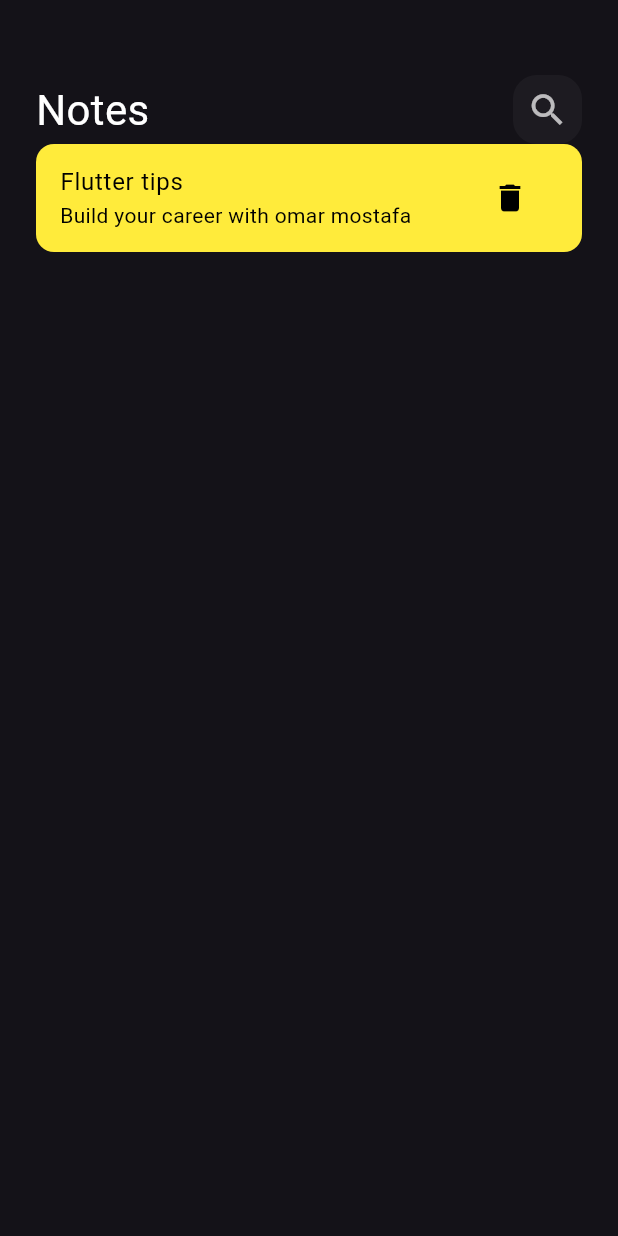
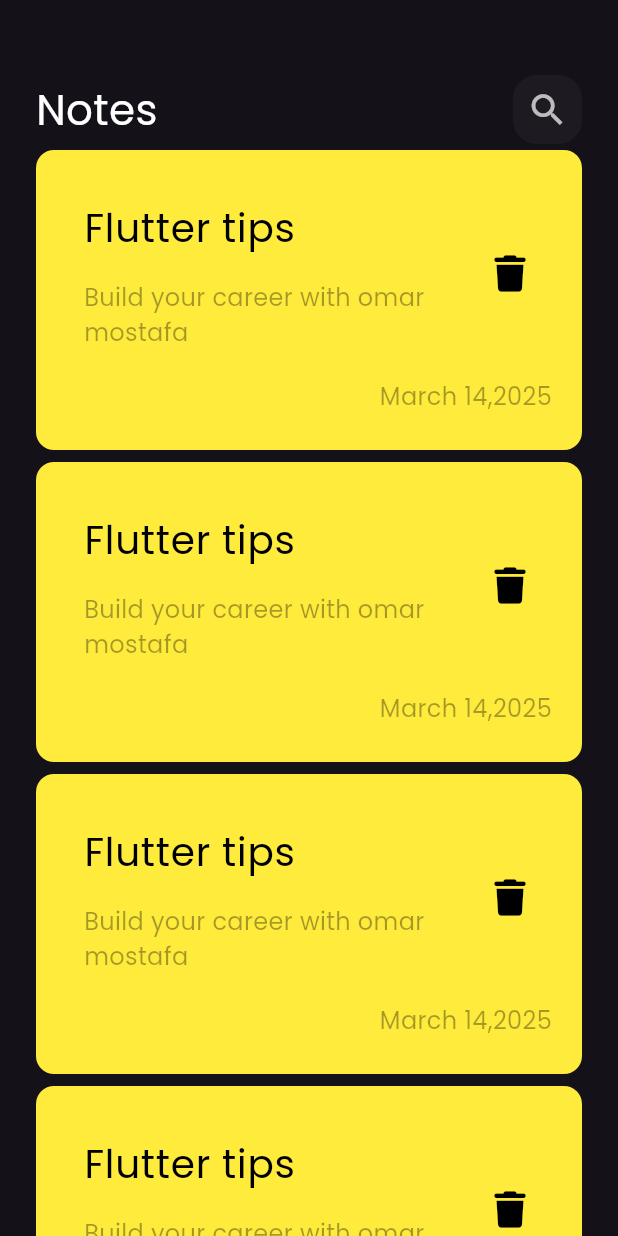
Before and after one commit to Omar3011/notes_app, a Flutter app: the screen it shows after launch, on a phone screen of 412 x 824 dp. Run offline on Flutter 3.47's test engine with Material 3 defaults, Android fonts, the phone set to English and light mode, and no system bars; our stand-ins replace font_awesome_flutter.

Commit message:
create custom list view

```diff
--- a/lib/main.dart
+++ b/lib/main.dart
@@ -12,7 +12,7 @@
   Widget build(BuildContext context) {
     return MaterialApp(
       debugShowCheckedModeBanner: false,
-      theme: ThemeData(brightness: Brightness.dark),
+      theme: ThemeData(brightness: Brightness.dark, fontFamily: 'Poppins'),
       home: const NotesViews(),
     );
   }
--- /dev/null
+++ b/lib/widgets/custom_list_view.dart
@@ -0,0 +1,19 @@
+import 'package:flutter/material.dart';
+import 'package:notes_appp/widgets/custom_note_item.dart';
+
+class CustomListView extends StatelessWidget {
+  const CustomListView({super.key});
+
+  @override
+  Widget build(BuildContext context) {
+    return ListView.builder(
+      itemCount: 6,
+      itemBuilder: (context, index) {
+        return Padding(
+          padding: const EdgeInsets.symmetric(vertical: 4),
+          child: NoteItem(),
+        );
+      },
+    );
+  }
+}
--- /dev/null
+++ b/lib/widgets/custom_note_item.dart
@@ -0,0 +1,60 @@
+import 'package:flutter/material.dart';
+import 'package:notes_appp/constants/app_constants.dart';
+import 'package:font_awesome_flutter/font_awesome_flutter.dart';
+
+class NoteItem extends StatelessWidget {
+  const NoteItem({super.key});
+
+  @override
+  Widget build(BuildContext context) {
+    return Container(
+      padding: EdgeInsets.only(top: 24, bottom: 24, left: 16),
+      decoration: BoxDecoration(
+        color: Colors.yellow,
+        borderRadius: BorderRadius.circular(12),
+      ),
+      child: Column(
+        crossAxisAlignment: CrossAxisAlignment.end,
+        children: [
+          ListTile(
+            title: Text(
+              'Flutter tips',
+              style: TextStyle(
+                color: AppConstants.componentColor,
+                fontSize: 26,
+              ),
+            ),
+            subtitle: Padding(
+              padding: const EdgeInsets.only(top: 16),
+              child: Text(
+                'Build your career with omar mostafa',
+                style: TextStyle(
+                  color: AppConstants.componentColor.withAlpha(90),
+                  fontSize: 16,
+                ),
+              ),
+            ),
+            trailing: IconButton(
+              onPressed: () {},
+              icon: Icon(
+                FontAwesomeIcons.trash,
+                color: AppConstants.componentColor,
+                size: 24,
+              ),
+            ),
+          ),
+          Padding(
+            padding: const EdgeInsets.only(right: 20, top: 12),
+            child: Text(
+              'March 14,2025',
+              style: TextStyle(
+                color: AppConstants.componentColor.withAlpha(90),
+                fontSize: 16,
+              ),
+            ),
+          ),
+        ],
+      ),
+    );
+  }
+}
--- a/lib/widgets/note_item.dart
+++ /dev/null
@@ -1,34 +0,0 @@
-import 'package:flutter/material.dart';
-import 'package:notes_appp/constants/app_constants.dart';
-
-class NoteItem extends StatelessWidget {
-  const NoteItem({super.key});
-
-  @override
-  Widget build(BuildContext context) {
-    return Container(
-      decoration: BoxDecoration(
-        color: Colors.yellow,
-        borderRadius: BorderRadius.circular(12),
-      ),
-      child: Column(
-        children: [
-          ListTile(
-            title: Text(
-              'Flutter tips',
-              style: TextStyle(color: AppConstants.componentColor),
-            ),
-            subtitle: Text(
-              'Build your career with omar mostafa',
-              style: TextStyle(color: AppConstants.componentColor),
-            ),
-            trailing: IconButton(
-              onPressed: () {},
-              icon: Icon(Icons.delete, color: AppConstants.componentColor),
-            ),
-          ),
-        ],
-      ),
-    );
-  }
-}
--- a/lib/widgets/notes_view_body.dart
+++ b/lib/widgets/notes_view_body.dart
@@ -1,6 +1,6 @@
 import 'package:flutter/material.dart';
 import 'package:notes_appp/widgets/custom_app_bar.dart';
-import 'package:notes_appp/widgets/note_item.dart';
+import 'package:notes_appp/widgets/custom_list_view.dart';
 
 class NotesViewBody extends StatelessWidget {
   const NotesViewBody({super.key});
@@ -10,7 +10,11 @@
     return Padding(
       padding: const EdgeInsets.symmetric(horizontal: 24),
       child: const Column(
-        children: [SizedBox(height: 50), CustomAppBar(), NoteItem()],
+        children: [
+          SizedBox(height: 50),
+          CustomAppBar(),
+          Expanded(child: CustomListView()),
+        ],
       ),
     );
   }
```
Also changed, not shown: pubspec.yaml (+7 -11 lines), assets/fonts/Poppins-Regular.ttf (added), pubspec.lock.
